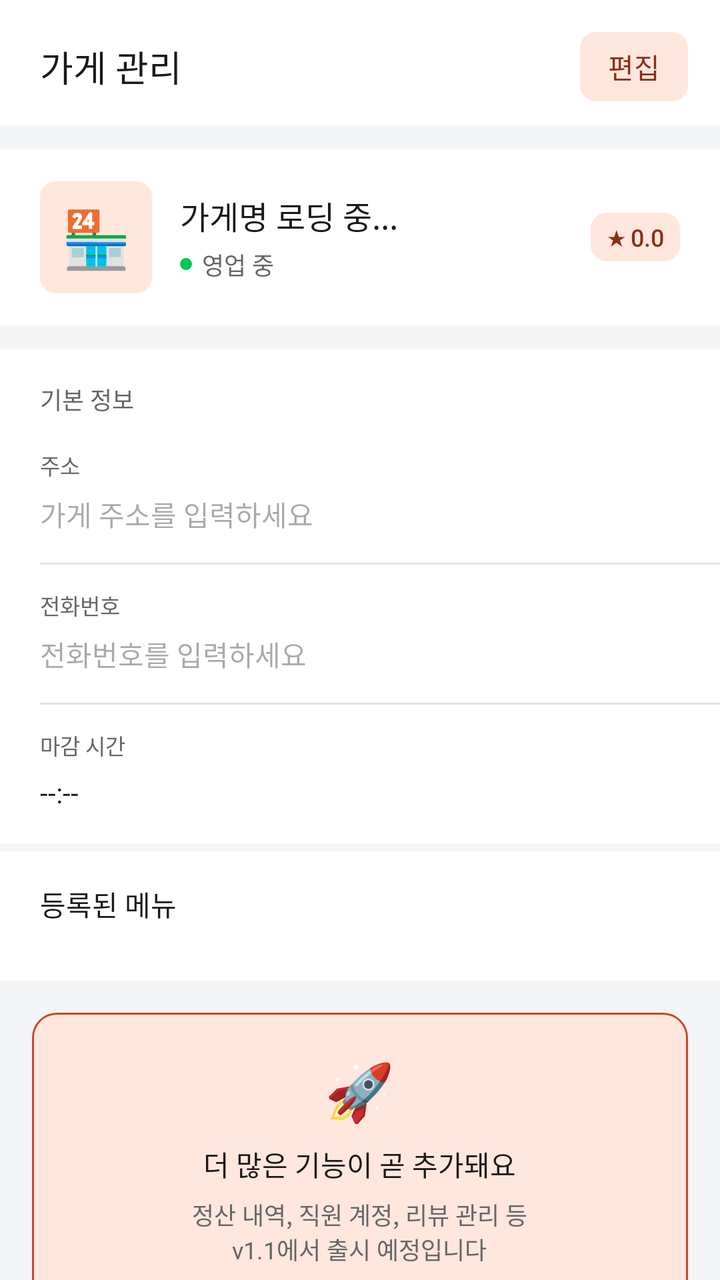
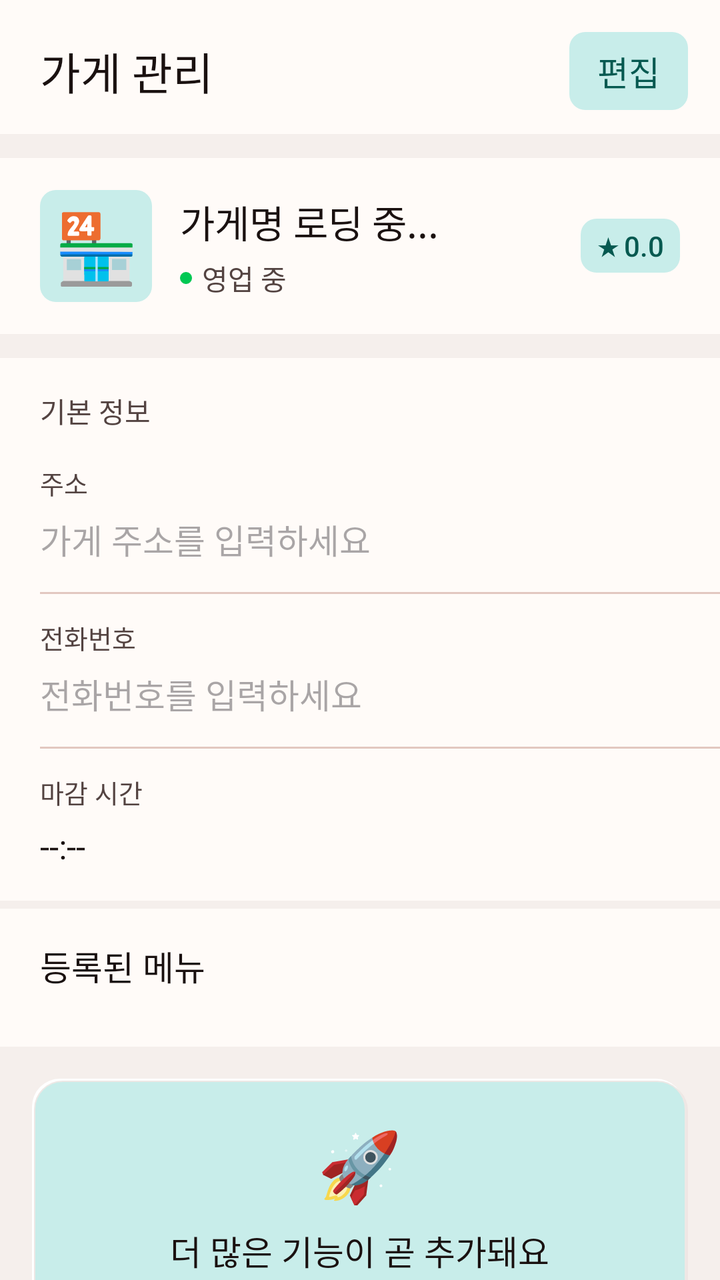

Two renders of the same Android screen: before a commit and after it. Below are the layout's source before the change and the commit's diff.
<!-- AndroidManifest.xml: application theme Theme.Deuktemsiru_seller -->
<!-- res/layout/fragment_store.xml -->
<?xml version="1.0" encoding="utf-8"?>

<LinearLayout
    xmlns:android="http://schemas.android.com/apk/res/android"
    android:layout_width="match_parent"
    android:layout_height="match_parent"
    android:orientation="vertical"
    android:background="@color/surface">

    
    <LinearLayout
        android:layout_width="match_parent"
        android:layout_height="wrap_content"
        android:orientation="horizontal"
        android:gravity="center_vertical"
        android:paddingStart="20dp"
        android:paddingEnd="16dp"
        android:paddingTop="16dp"
        android:paddingBottom="12dp"
        android:background="@color/white">

        <TextView
            android:layout_width="0dp"
            android:layout_height="wrap_content"
            android:layout_weight="1"
            android:text="가게 관리"
            android:textSize="18sp"
            android:textColor="@color/text"
            android:fontFamily="sans-serif-medium" />

        <TextView
            android:id="@+id/btnEdit"
            android:layout_width="wrap_content"
            android:layout_height="wrap_content"
            android:text="편집"
            android:textSize="14sp"
            android:textColor="@color/primary_dark"
            android:fontFamily="sans-serif-medium"
            android:background="@drawable/bg_rounded_primary_light"
            android:paddingStart="14dp"
            android:paddingEnd="14dp"
            android:paddingTop="7dp"
            android:paddingBottom="7dp" />

    </LinearLayout>

    <androidx.core.widget.NestedScrollView
        android:layout_width="match_parent"
        android:layout_height="0dp"
        android:layout_weight="1">

        <LinearLayout
            android:layout_width="match_parent"
            android:layout_height="wrap_content"
            android:orientation="vertical"
            android:paddingBottom="24dp">

            
            <LinearLayout
                android:layout_width="match_parent"
                android:layout_height="wrap_content"
                android:orientation="horizontal"
                android:gravity="center_vertical"
                android:background="@color/white"
                android:paddingStart="20dp"
                android:paddingEnd="20dp"
                android:paddingTop="16dp"
                android:paddingBottom="16dp"
                android:layout_marginTop="12dp">

                <TextView
                    android:id="@+id/tvStoreEmoji"
                    android:layout_width="56dp"
                    android:layout_height="56dp"
                    android:gravity="center"
                    android:text="🏪"
                    android:textSize="28sp"
                    android:background="@drawable/bg_rounded_primary_light"
                    android:layout_marginEnd="14dp" />

                <LinearLayout
                    android:layout_width="0dp"
                    android:layout_height="wrap_content"
                    android:layout_weight="1"
                    android:orientation="vertical">

                    <TextView
                        android:id="@+id/tvStoreName"
                        android:layout_width="wrap_content"
                        android:layout_height="wrap_content"
                        android:text="가게명 로딩 중..."
                        android:textSize="16sp"
                        android:textColor="@color/text"
                        android:fontFamily="sans-serif-medium" />

                    <LinearLayout
                        android:layout_width="wrap_content"
                        android:layout_height="wrap_content"
                        android:orientation="horizontal"
                        android:gravity="center_vertical"
                        android:layout_marginTop="4dp">

                        <View
                            android:layout_width="6dp"
                            android:layout_height="6dp"
                            android:background="@drawable/bg_status_dot_online"
                            android:layout_marginEnd="5dp" />

                        <TextView
                            android:id="@+id/tvCategoryStatus"
                            android:layout_width="wrap_content"
                            android:layout_height="wrap_content"
                            android:text="영업 중"
                            android:textSize="12sp"
                            android:textColor="@color/text_sub" />

                    </LinearLayout>

                </LinearLayout>

                <LinearLayout
                    android:layout_width="wrap_content"
                    android:layout_height="wrap_content"
                    android:orientation="horizontal"
                    android:gravity="center_vertical"
                    android:background="@drawable/bg_rounded_primary_light"
                    android:paddingStart="8dp"
                    android:paddingEnd="8dp"
                    android:paddingTop="4dp"
                    android:paddingBottom="4dp">

                    <TextView
                        android:layout_width="wrap_content"
                        android:layout_height="wrap_content"
                        android:text="★"
                        android:textSize="11sp"
                        android:textColor="@color/primary_dark" />

                    <TextView
                        android:id="@+id/tvRating"
                        android:layout_width="wrap_content"
                        android:layout_height="wrap_content"
                        android:text="0.0"
                        android:textSize="12sp"
                        android:textColor="@color/primary_dark"
                        android:fontFamily="sans-serif-medium"
                        android:layout_marginStart="2dp" />

                </LinearLayout>

            </LinearLayout>

            
            <LinearLayout
                android:layout_width="match_parent"
                android:layout_height="wrap_content"
                android:orientation="vertical"
                android:background="@color/white"
                android:layout_marginTop="12dp">

                <TextView
                    android:layout_width="match_parent"
                    android:layout_height="wrap_content"
                    android:text="기본 정보"
                    android:textSize="12sp"
                    android:textColor="@color/text_sub"
                    android:fontFamily="sans-serif-medium"
                    android:paddingStart="20dp"
                    android:paddingEnd="20dp"
                    android:paddingTop="16dp"
                    android:paddingBottom="12dp" />

                
                <LinearLayout
                    android:layout_width="match_parent"
                    android:layout_height="wrap_content"
                    android:orientation="vertical"
                    android:paddingStart="20dp"
                    android:paddingEnd="20dp"
                    android:paddingTop="4dp"
                    android:paddingBottom="12dp">

                    <TextView
                        android:layout_width="wrap_content"
                        android:layout_height="wrap_content"
                        android:text="주소"
                        android:textSize="11sp"
                        android:textColor="@color/text_sub" />

                    <EditText
                        android:id="@+id/etAddress"
                        android:layout_width="match_parent"
                        android:layout_height="wrap_content"
                        android:textSize="14sp"
                        android:textColor="@color/text"
                        android:hint="가게 주소를 입력하세요"
                        android:inputType="textPostalAddress"
                        android:background="@null"
                        android:enabled="false"
                        android:paddingTop="6dp"
                        android:paddingBottom="2dp"
                        android:maxLines="2" />

                </LinearLayout>

                <View
                    android:layout_width="match_parent"
                    android:layout_height="1dp"
                    android:background="@color/border"
                    android:layout_marginStart="20dp" />

                
                <LinearLayout
                    android:layout_width="match_parent"
                    android:layout_height="wrap_content"
                    android:orientation="vertical"
                    android:paddingStart="20dp"
                    android:paddingEnd="20dp"
                    android:paddingTop="12dp"
                    android:paddingBottom="12dp">

                    <TextView
                        android:layout_width="wrap_content"
                        android:layout_height="wrap_content"
                        android:text="전화번호"
                        android:textSize="11sp"
                        android:textColor="@color/text_sub" />

                    <EditText
                        android:id="@+id/etPhone"
                        android:layout_width="match_parent"
                        android:layout_height="wrap_content"
                        android:textSize="14sp"
                        android:textColor="@color/text"
                        android:hint="전화번호를 입력하세요"
                        android:inputType="phone"
                        android:background="@null"
                        android:enabled="false"
                        android:paddingTop="6dp"
                        android:paddingBottom="2dp" />

                </LinearLayout>

                <View
                    android:layout_width="match_parent"
                    android:layout_height="1dp"
                    android:background="@color/border"
                    android:layout_marginStart="20dp" />

                
                <LinearLayout
                    android:id="@+id/containerClosingTime"
                    android:layout_width="match_parent"
                    android:layout_height="wrap_content"
                    android:orientation="horizontal"
                    android:gravity="center_vertical"
                    android:paddingStart="20dp"
                    android:paddingEnd="20dp"
                    android:paddingTop="12dp"
                    android:paddingBottom="16dp"
                    android:clickable="true"
                    android:focusable="true">

                    <LinearLayout
                        android:layout_width="0dp"
                        android:layout_height="wrap_content"
                        android:layout_weight="1"
                        android:orientation="vertical">

                        <TextView
                            android:layout_width="wrap_content"
                            android:layout_height="wrap_content"
                            android:text="마감 시간"
                            android:textSize="11sp"
                            android:textColor="@color/text_sub" />

                        <TextView
                            android:id="@+id/tvClosingTime"
                            android:layout_width="wrap_content"
                            android:layout_height="wrap_content"
                            android:text="--:--"
                            android:textSize="14sp"
                            android:textColor="@color/text"
                            android:layout_marginTop="6dp" />

                    </LinearLayout>

                    <TextView
                        android:id="@+id/tvClosingTimeArrow"
                        android:layout_width="wrap_content"
                        android:layout_height="wrap_content"
                        android:text="시간 선택  ▾"
                        android:textSize="12sp"
                        android:textColor="@color/text_muted"
                        android:visibility="gone" />

                </LinearLayout>

            </LinearLayout>

            
            <TextView
                android:id="@+id/btnSave"
                android:layout_width="match_parent"
                android:layout_height="wrap_content"
                android:text="변경사항 저장"
                android:textSize="15sp"
                android:textColor="@color/white"
                android:fontFamily="sans-serif-medium"
                android:gravity="center"
                android:background="@drawable/bg_button_primary"
                android:paddingTop="16dp"
                android:paddingBottom="16dp"
                android:layout_margin="16dp"
                android:visibility="gone" />

            
            <LinearLayout
                android:layout_width="match_parent"
                android:layout_height="wrap_content"
                android:orientation="vertical"
                android:background="@color/white"
                android:paddingStart="20dp"
                android:paddingEnd="20dp"
                android:paddingTop="16dp"
                android:paddingBottom="16dp"
                android:layout_marginTop="4dp">

                <TextView
                    android:layout_width="match_parent"
                    android:layout_height="wrap_content"
                    android:text="등록된 메뉴"
                    android:textSize="14sp"
                    android:textColor="@color/text"
                    android:fontFamily="sans-serif-medium"
                    android:layout_marginBottom="12dp" />

                <LinearLayout
                    android:id="@+id/menuContainer"
                    android:layout_width="match_parent"
                    android:layout_height="wrap_content"
                    android:orientation="vertical" />

            </LinearLayout>

            
            <LinearLayout
                android:layout_width="match_parent"
                android:layout_height="wrap_content"
                android:orientation="vertical"
                android:gravity="center"
                android:background="@drawable/bg_insight_box"
                android:padding="20dp"
                android:layout_margin="16dp">

                <TextView
                    android:layout_width="wrap_content"
                    android:layout_height="wrap_content"
                    android:text="🚀"
                    android:textSize="28sp"
                    android:gravity="center" />

                <TextView
                    android:layout_width="wrap_content"
                    android:layout_height="wrap_content"
                    android:text="더 많은 기능이 곧 추가돼요"
                    android:textSize="14sp"
                    android:textColor="@color/text"
                    android:fontFamily="sans-serif-medium"
                    android:gravity="center"
                    android:layout_marginTop="8dp" />

                <TextView
                    android:layout_width="wrap_content"
                    android:layout_height="wrap_content"
                    android:text="정산 내역, 직원 계정, 리뷰 관리 등\nv1.1에서 출시 예정입니다"
                    android:textSize="12sp"
                    android:textColor="@color/text_sub"
                    android:gravity="center"
                    android:layout_marginTop="6dp" />

            </LinearLayout>

        </LinearLayout>

    </androidx.core.widget.NestedScrollView>

</LinearLayout>
<!-- resources referenced by this layout -->
<resources>
  <color name="border">#FFE5E5E5</color>
  <color name="primary_dark">#FF8A2F19</color>
  <color name="surface">#FFF4F5F7</color>
  <color name="text">#FF1A1A1A</color>
  <color name="text_muted">#FF999999</color>
  <color name="text_sub">#FF666666</color>
  <color name="white">#FFFFFFFF</color>
  <!-- drawable bg_button_primary (drawable) -->
  <?xml version="1.0" encoding="utf-8"?>
  
  <shape xmlns:android="http://schemas.android.com/apk/res/android"
      android:shape="rectangle">
      <solid android:color="@color/primary" />
      <corners android:radius="14dp" />
  </shape>
  <!-- drawable bg_insight_box (drawable) -->
  <?xml version="1.0" encoding="utf-8"?>
  
  <shape xmlns:android="http://schemas.android.com/apk/res/android"
      android:shape="rectangle">
      <solid android:color="@color/primary_light" />
      <stroke android:width="1dp" android:color="@color/primary" />
      <corners android:radius="12dp" />
  </shape>
  <!-- drawable bg_rounded_primary_light (drawable) -->
  <?xml version="1.0" encoding="utf-8"?>
  
  <shape xmlns:android="http://schemas.android.com/apk/res/android"
      android:shape="rectangle">
      <solid android:color="@color/primary_light" />
      <corners android:radius="8dp" />
  </shape>
  <!-- drawable bg_status_dot_online (drawable) -->
  <?xml version="1.0" encoding="utf-8"?>
  
  <shape xmlns:android="http://schemas.android.com/apk/res/android"
      android:shape="oval">
      <solid android:color="#00C853" />
      <size android:width="8dp" android:height="8dp" />
  </shape>
  <style name="Theme.Deuktemsiru_seller" parent="Base.Theme.Deuktemsiru_seller" />
  <color name="primary">#FFC94B28</color>
  <color name="primary_light">#FFFFE7DE</color>
  <style name="Base.Theme.Deuktemsiru_seller" parent="Theme.Material3.Light.NoActionBar">
          <item name="colorPrimary">@color/primary</item>
          <item name="colorPrimaryVariant">@color/primary_dark</item>
          <item name="colorOnPrimary">@color/white</item>
          <item name="colorSurface">@color/surface</item>
          <item name="android:colorBackground">@color/surface</item>
          <item name="android:fontFamily">sans-serif</item>
          <item name="bottomNavigationStyle">@style/Widget.App.BottomNav</item>
      </style>
  <style name="Widget.App.BottomNav" parent="Widget.Material3.BottomNavigationView">
          <item name="itemIconTint">@color/bottom_nav_color</item>
          <item name="itemTextColor">@color/bottom_nav_color</item>
          <item name="itemActiveIndicatorStyle">@style/Widget.App.ActiveIndicator</item>
      </style>
  <style name="Widget.App.ActiveIndicator" parent="Widget.Material3.BottomNavigationView.ActiveIndicator">
          <item name="android:color">@color/primary_light</item>
      </style>
</resources>

<!-- the commit's change to res/layout/fragment_store.xml (unified diff, before → after) -->
@@ -17,14 +17,14 @@
         android:paddingEnd="16dp"
         android:paddingTop="16dp"
         android:paddingBottom="12dp"
-        android:background="@color/white">
+        android:background="@color/surface_alt">
 
         <TextView
             android:layout_width="0dp"
             android:layout_height="wrap_content"
             android:layout_weight="1"
             android:text="가게 관리"
-            android:textSize="18sp"
+            android:textSize="22sp"
             android:textColor="@color/text"
             android:fontFamily="sans-serif-medium" />
 
@@ -33,7 +33,7 @@
             android:layout_width="wrap_content"
             android:layout_height="wrap_content"
             android:text="편집"
-            android:textSize="14sp"
+            android:textSize="17sp"
             android:textColor="@color/primary_dark"
             android:fontFamily="sans-serif-medium"
             android:background="@drawable/bg_rounded_primary_light"
@@ -61,7 +61,7 @@
                 android:layout_height="wrap_content"
                 android:orientation="horizontal"
                 android:gravity="center_vertical"
-                android:background="@color/white"
+                android:background="@color/surface_alt"
                 android:paddingStart="20dp"
                 android:paddingEnd="20dp"
                 android:paddingTop="16dp"
@@ -74,7 +74,7 @@
                     android:layout_height="56dp"
                     android:gravity="center"
                     android:text="🏪"
-                    android:textSize="28sp"
+                    android:textSize="34sp"
                     android:background="@drawable/bg_rounded_primary_light"
                     android:layout_marginEnd="14dp" />
 
@@ -89,7 +89,7 @@
                         android:layout_width="wrap_content"
                         android:layout_height="wrap_content"
                         android:text="가게명 로딩 중..."
-                        android:textSize="16sp"
+                        android:textSize="19sp"
                         android:textColor="@color/text"
                         android:fontFamily="sans-serif-medium" />
 
@@ -111,7 +111,7 @@
                             android:layout_width="wrap_content"
                             android:layout_height="wrap_content"
                             android:text="영업 중"
-                            android:textSize="12sp"
+                            android:textSize="14sp"
                             android:textColor="@color/text_sub" />
 
                     </LinearLayout>
@@ -133,7 +133,7 @@
                         android:layout_width="wrap_content"
                         android:layout_height="wrap_content"
                         android:text="★"
-                        android:textSize="11sp"
+                        android:textSize="13sp"
                         android:textColor="@color/primary_dark" />
 
                     <TextView
@@ -141,7 +141,7 @@
                         android:layout_width="wrap_content"
                         android:layout_height="wrap_content"
                         android:text="0.0"
-                        android:textSize="12sp"
+                        android:textSize="14sp"
                         android:textColor="@color/primary_dark"
                         android:fontFamily="sans-serif-medium"
                         android:layout_marginStart="2dp" />
@@ -155,14 +155,14 @@
                 android:layout_width="match_parent"
                 android:layout_height="wrap_content"
                 android:orientation="vertical"
-                android:background="@color/white"
+                android:background="@color/surface_alt"
                 android:layout_marginTop="12dp">
 
                 <TextView
                     android:layout_width="match_parent"
                     android:layout_height="wrap_content"
                     android:text="기본 정보"
-                    android:textSize="12sp"
+                    android:textSize="14sp"
                     android:textColor="@color/text_sub"
                     android:fontFamily="sans-serif-medium"
                     android:paddingStart="20dp"
@@ -184,14 +184,14 @@
                         android:layout_width="wrap_content"
                         android:layout_height="wrap_content"
                         android:text="주소"
-                        android:textSize="11sp"
+                        android:textSize="13sp"
                         android:textColor="@color/text_sub" />
 
                     <EditText
                         android:id="@+id/etAddress"
                         android:layout_width="match_parent"
                         android:layout_height="wrap_content"
-                        android:textSize="14sp"
+                        android:textSize="17sp"
                         android:textColor="@color/text"
                         android:hint="가게 주소를 입력하세요"
                         android:inputType="textPostalAddress"
@@ -223,14 +223,14 @@
                         android:layout_width="wrap_content"
                         android:layout_height="wrap_content"
                         android:text="전화번호"
-                        android:textSize="11sp"
+                        android:textSize="13sp"
                         android:textColor="@color/text_sub" />
 
                     <EditText
                         android:id="@+id/etPhone"
                         android:layout_width="match_parent"
                         android:layout_height="wrap_content"
-                        android:textSize="14sp"
+                        android:textSize="17sp"
                         android:textColor="@color/text"
                         android:hint="전화번호를 입력하세요"
                         android:inputType="phone"
@@ -271,7 +271,7 @@
                             android:layout_width="wrap_content"
                             android:layout_height="wrap_content"
                             android:text="마감 시간"
-                            android:textSize="11sp"
+                            android:textSize="13sp"
                             android:textColor="@color/text_sub" />
 
                         <TextView
@@ -279,7 +279,7 @@
                             android:layout_width="wrap_content"
                             android:layout_height="wrap_content"
                             android:text="--:--"
-                            android:textSize="14sp"
+                            android:textSize="17sp"
                             android:textColor="@color/text"
                             android:layout_marginTop="6dp" />
 
@@ -290,7 +290,7 @@
                         android:layout_width="wrap_content"
                         android:layout_height="wrap_content"
                         android:text="시간 선택  ▾"
-                        android:textSize="12sp"
+                        android:textSize="14sp"
                         android:textColor="@color/text_muted"
                         android:visibility="gone" />
 
@@ -304,7 +304,7 @@
                 android:layout_width="match_parent"
                 android:layout_height="wrap_content"
                 android:text="변경사항 저장"
-                android:textSize="15sp"
+                android:textSize="18sp"
                 android:textColor="@color/white"
                 android:fontFamily="sans-serif-medium"
                 android:gravity="center"
@@ -319,7 +319,7 @@
                 android:layout_width="match_parent"
                 android:layout_height="wrap_content"
                 android:orientation="vertical"
-                android:background="@color/white"
+                android:background="@color/surface_alt"
                 android:paddingStart="20dp"
                 android:paddingEnd="20dp"
                 android:paddingTop="16dp"
@@ -330,7 +330,7 @@
                     android:layout_width="match_parent"
                     android:layout_height="wrap_content"
                     android:text="등록된 메뉴"
-                    android:textSize="14sp"
+                    android:textSize="17sp"
                     android:textColor="@color/text"
                     android:fontFamily="sans-serif-medium"
                     android:layout_marginBottom="12dp" />
@@ -357,14 +357,14 @@
                     android:layout_width="wrap_content"
                     android:layout_height="wrap_content"
                     android:text="🚀"
-                    android:textSize="28sp"
+                    android:textSize="34sp"
                     android:gravity="center" />
 
                 <TextView
                     android:layout_width="wrap_content"
                     android:layout_height="wrap_content"
                     android:text="더 많은 기능이 곧 추가돼요"
-                    android:textSize="14sp"
+                    android:textSize="17sp"
                     android:textColor="@color/text"
                     android:fontFamily="sans-serif-medium"
                     android:gravity="center"
@@ -374,7 +374,7 @@
                     android:layout_width="wrap_content"
                     android:layout_height="wrap_content"
                     android:text="정산 내역, 직원 계정, 리뷰 관리 등\nv1.1에서 출시 예정입니다"
-                    android:textSize="12sp"
+                    android:textSize="14sp"
                     android:textColor="@color/text_sub"
                     android:gravity="center"
                     android:layout_marginTop="6dp" />
<!-- resource entries referenced after the edit -->
@@ -1,15 +1,15 @@
 <!-- resources referenced by this layout -->
 <resources>
-  <color name="border">#FFE5E5E5</color>
-  <color name="primary_dark">#FF8A2F19</color>
-  <color name="surface">#FFF4F5F7</color>
-  <color name="text">#FF1A1A1A</color>
-  <color name="text_muted">#FF999999</color>
-  <color name="text_sub">#FF666666</color>
+  <color name="border">#FFE2C8C0</color>
+  <color name="primary_dark">#065950</color>
+  <color name="surface">#FFF5EFEC</color>
+  <color name="surface_alt">#FFFFFBF8</color>
+  <color name="text">#FF1A1110</color>
+  <color name="text_muted">#FF998C8A</color>
+  <color name="text_sub">#FF534341</color>
   <color name="white">#FFFFFFFF</color>
   <!-- drawable bg_button_primary (drawable) -->
   <?xml version="1.0" encoding="utf-8"?>
-  
   <shape xmlns:android="http://schemas.android.com/apk/res/android"
       android:shape="rectangle">
       <solid android:color="@color/primary" />
@@ -17,13 +17,27 @@
   </shape>
   <!-- drawable bg_insight_box (drawable) -->
   <?xml version="1.0" encoding="utf-8"?>
-  
-  <shape xmlns:android="http://schemas.android.com/apk/res/android"
-      android:shape="rectangle">
-      <solid android:color="@color/primary_light" />
-      <stroke android:width="1dp" android:color="@color/primary" />
-      <corners android:radius="12dp" />
-  </shape>
+  <layer-list xmlns:android="http://schemas.android.com/apk/res/android">
+      <item android:left="2dp" android:top="2dp">
+          <shape android:shape="rectangle">
+              <solid android:color="@color/neu_shadow" />
+              <corners android:radius="14dp" />
+          </shape>
+      </item>
+      <item android:right="2dp" android:bottom="2dp">
+          <shape android:shape="rectangle">
+              <solid android:color="@color/neu_highlight" />
+              <corners android:radius="14dp" />
+          </shape>
+      </item>
+      <item android:left="1dp" android:top="1dp" android:right="1dp" android:bottom="1dp">
+          <shape android:shape="rectangle">
+              <solid android:color="@color/primary_light" />
+              <stroke android:width="0.5dp" android:color="@color/border_light" />
+              <corners android:radius="14dp" />
+          </shape>
+      </item>
+  </layer-list>
   <!-- drawable bg_rounded_primary_light (drawable) -->
   <?xml version="1.0" encoding="utf-8"?>
   
@@ -41,8 +55,11 @@
       <size android:width="8dp" android:height="8dp" />
   </shape>
   <style name="Theme.Deuktemsiru_seller" parent="Base.Theme.Deuktemsiru_seller" />
-  <color name="primary">#FFC94B28</color>
-  <color name="primary_light">#FFFFE7DE</color>
+  <color name="primary">#0B7A6E</color>
+  <color name="neu_shadow">#24C7B3AD</color>
+  <color name="neu_highlight">#FFFFFFFF</color>
+  <color name="primary_light">#C8EDEA</color>
+  <color name="border_light">#FFEDE8E5</color>
   <style name="Base.Theme.Deuktemsiru_seller" parent="Theme.Material3.Light.NoActionBar">
           <item name="colorPrimary">@color/primary</item>
           <item name="colorPrimaryVariant">@color/primary_dark</item>
@@ -50,6 +67,9 @@
           <item name="colorSurface">@color/surface</item>
           <item name="android:colorBackground">@color/surface</item>
           <item name="android:fontFamily">sans-serif</item>
+          <item name="android:navigationBarColor">@color/surface_alt</item>
+          <item name="android:statusBarColor" tools:targetApi="l">@color/surface_alt</item>
+          <item name="android:windowLightStatusBar" tools:targetApi="m">true</item>
           <item name="bottomNavigationStyle">@style/Widget.App.BottomNav</item>
       </style>
   <style name="Widget.App.BottomNav" parent="Widget.Material3.BottomNavigationView">
